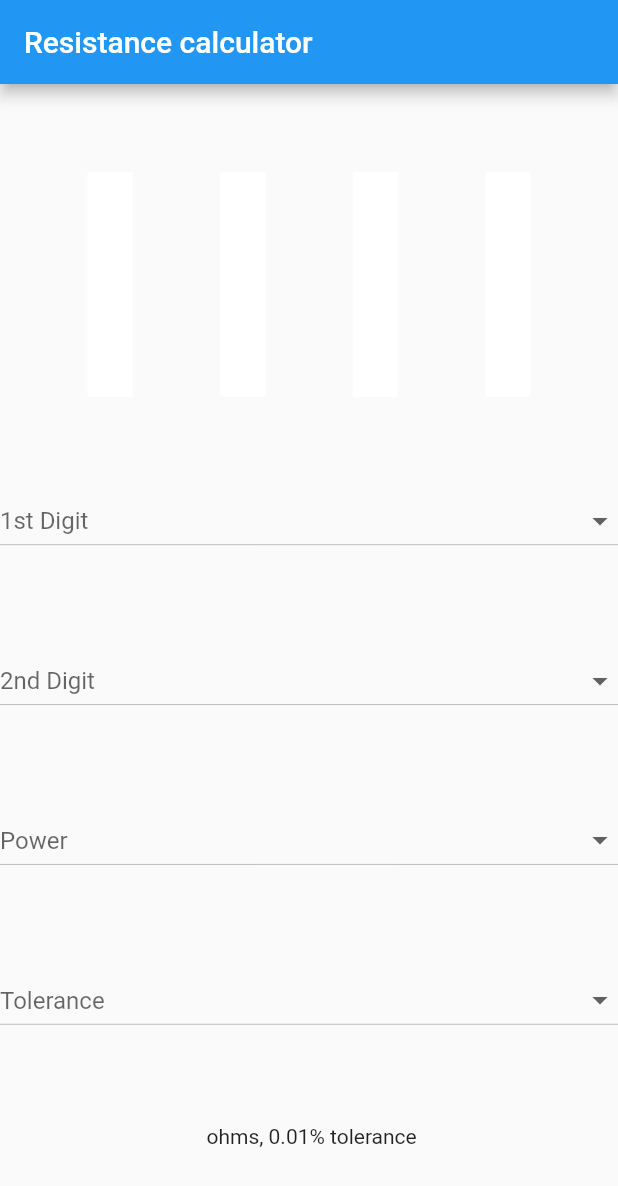
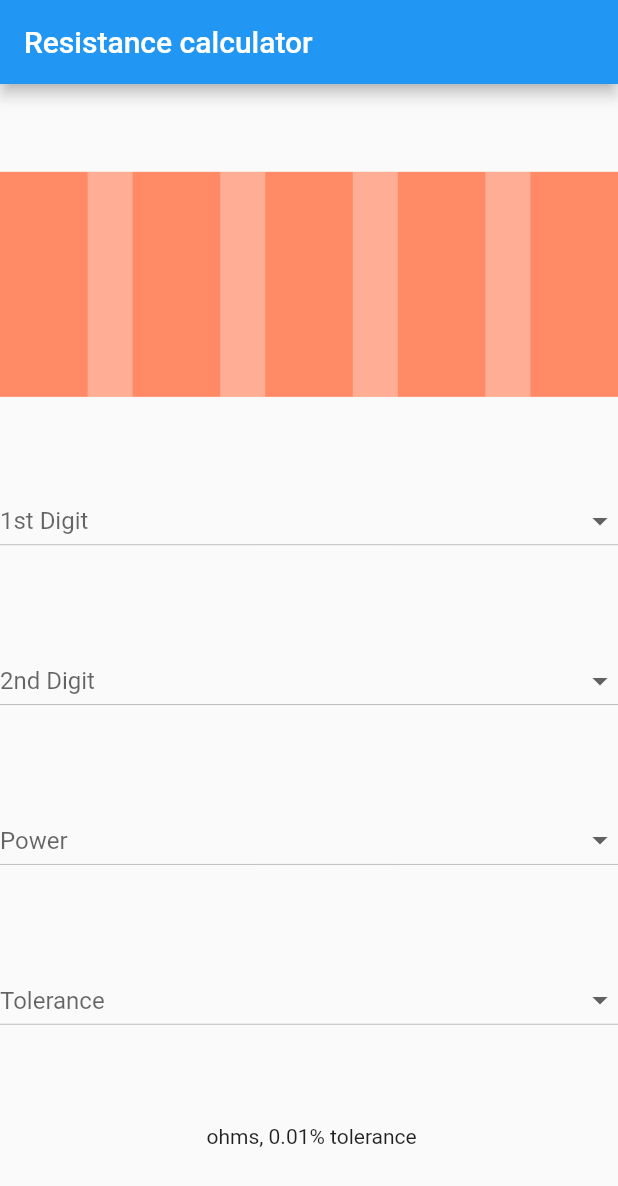
Before and after one commit to GonzaloAldana/Resistencias, a Flutter app: the screen it shows after launch, on a phone screen of 412 x 824 dp. Shown: the top 1186 px of the screen. Run offline on Flutter 3.47's test engine with Material 2 defaults, Android fonts, the phone set to English and light mode, and no system bars.

Commit message:
Code refactor

```diff
--- /dev/null
+++ b/lib/utils/Functions.dart
@@ -0,0 +1,15 @@
+import 'package:flutter/material.dart';
+import 'package:resistencias/model/ResistanceColor.dart';
+
+List<DropdownMenuItem<int>> listGenerator(List<ResistanceColor> list) => list
+    .map((e) => DropdownMenuItem(
+          value: e.digit,
+          child: ListTile(
+            leading: CircleAvatar(
+              backgroundColor: e.color,
+              radius: 15,
+            ),
+            title: Text('${e.name} - ${e.digit}'),
+          ),
+        ))
+    .toList();
--- a/lib/view/home.dart
+++ b/lib/view/home.dart
@@ -1,7 +1,7 @@
 import 'dart:math';
 
 import 'package:flutter/material.dart';
-import 'package:resistencias/model/ResistanceColor.dart';
+import 'package:resistencias/utils/Functions.dart';
 import 'package:resistencias/view/atoms/GenericDropdown.dart';
 import 'package:resistencias/view/atoms/ResponsiveContainer.dart';
 
@@ -17,10 +17,10 @@ class Home extends StatefulWidget {
 class _HomeState extends State<Home> {
   String result = '';
   int first = 0, second = 0, power = 0, tol = 1;
-  Color firstColor = Colors.white,
-      secondColor = Colors.white,
-      powerColor = Colors.white,
-      tolColor = Colors.white;
+  Color firstColor = Colors.white.withOpacity(0.3),
+      secondColor = Colors.white.withOpacity(0.3),
+      powerColor = Colors.white.withOpacity(0.3),
+      tolColor = Colors.white.withOpacity(0.3);
 
   void calculate() {
     var tmp = pow(((first * 10) + second), power);
@@ -28,19 +28,6 @@ class _HomeState extends State<Home> {
       result = tmp.toString();
     });
   }
-
-  List<DropdownMenuItem<int>> listGenerator(List<ResistanceColor> list) => list
-      .map((e) => DropdownMenuItem(
-            value: e.digit,
-            child: ListTile(
-              leading: CircleAvatar(
-                backgroundColor: e.color,
-                radius: 15,
-              ),
-              title: Text('${e.name} - ${e.digit}'),
-            ),
-          ))
-      .toList();
 
   var listaCompleta, listaTol;
 
@@ -55,6 +42,7 @@ class _HomeState extends State<Home> {
   Widget build(BuildContext context) {
     var resistanceImg = Container(
       height: 150,
+      color: Colors.deepOrange[300],
       child: Row(
         mainAxisAlignment: MainAxisAlignment.spaceEvenly,
         children: [
@@ -78,63 +66,73 @@ class _HomeState extends State<Home> {
       ),
     );
 
-    return Scaffold(
-      appBar: AppBar(
-        title: Text('Resistance calculator'),
-      ),
-      body: Center(
-        child: ResponsiveContainer(Column(
+    var setFirst = (val) {
+      first = val;
+      calculate();
+      setState(() {
+        firstColor = Constants.ColorList[val].color;
+      });
+    };
+
+    var setSecond = (val) {
+      second = val;
+      calculate();
+      setState(() {
+        secondColor = Constants.ColorList[val].color;
+      });
+    };
+
+    var setPow = (val) {
+      power = val;
+      calculate();
+      setState(() {
+        powerColor = Constants.ColorList[val].color;
+      });
+    };
+
+    var setTol = (val) {
+      tol = val;
+      calculate();
+      setState(() {
+        tolColor = Constants.ToleranceColorList.firstWhere(
+            (element) => element.digit == val).color;
+      });
+    };
+
+    var col = Column(
       mainAxisAlignment: MainAxisAlignment.spaceEvenly,
       children: [
         resistanceImg,
         GenericDropdown(
           items: listaCompleta,
           hint: '1st Digit',
-              callback: (val) {
-                first = val;
-                calculate();
-                setState(() {
-                  firstColor = Constants.ColorList[val].color;
-                });
-              },
+          callback: setFirst,
         ),
         GenericDropdown(
           items: listaCompleta,
           hint: '2nd Digit',
-              callback: (val) {
-                second = val;
-                calculate();
-                setState(() {
-                  secondColor = Constants.ColorList[val].color;
-                });
-              },
+          callback: setSecond,
         ),
         GenericDropdown(
           items: listaCompleta,
           hint: 'Power',
-              callback: (val) {
-                tol = val;
-                calculate();
-                setState(() {
-                  powerColor = Constants.ColorList[val].color;
-                });
-              },
+          callback: setPow,
         ),
         GenericDropdown(
           items: listaTol,
           hint: 'Tolerance',
-              callback: (val) {
-                tol = val;
-                calculate();
-                setState(() {
-                  tolColor = Constants.ToleranceColorList.firstWhere(
-                      (element) => element.digit == val).color;
-                });
-              },
+          callback: setTol,
         ),
         Text('$result ohms, ${tol / 100}% tolerance')
       ],
-        )),
+    );
+
+    return Scaffold(
+      appBar: AppBar(
+        title: Text('Resistance calculator'),
+      ),
+      body: Center(
+        child: ResponsiveContainer(col),
       ),
     );
   }
```
Lines whose indentation alone changed are shown as unchanged.
